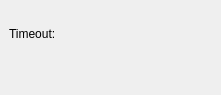
KDE/kstars, file kstars/tools/argsetfocustimeoutindi.ui: the form before one commit.
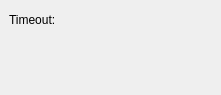
The form after the commit. Custom widgets are drawn as their Qt base class.

What changed in the file:
```diff
--- a/kstars/tools/argsetfocustimeoutindi.ui
+++ b/kstars/tools/argsetfocustimeoutindi.ui
@@ -47,8 +47,8 @@
        </property>
        <property name="sizeHint" >
         <size>
-         <width>30</width>
-         <height>50</height>
+         <width>126</width>
+         <height>21</height>
         </size>
        </property>
       </spacer>
```
